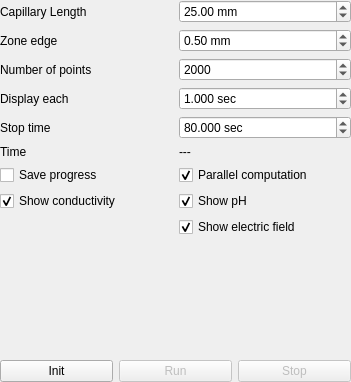
First picture: the form in src/computecontrol.ui, repository hobrasoft/simul6, before the edit.
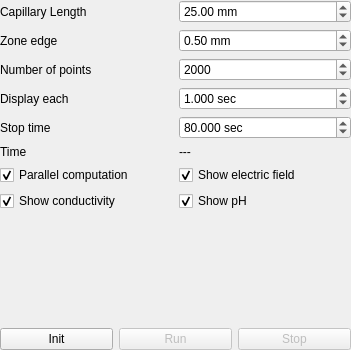
Second picture: the form after the edit.

Commit message: Progress saving implemented to dock window

```diff
--- a/src/computecontrol.ui
+++ b/src/computecontrol.ui
@@ -7,7 +7,7 @@
     <x>0</x>
     <y>0</y>
     <width>351</width>
-    <height>382</height>
+    <height>350</height>
    </rect>
   </property>
   <property name="sizePolicy">
@@ -190,13 +190,6 @@
        </property>
       </widget>
      </item>
-     <item row="6" column="0">
-      <widget class="QCheckBox" name="f_saveprogress">
-       <property name="text">
-        <string>Save progress</string>
-       </property>
-      </widget>
-     </item>
      <item row="1" column="1">
       <widget class="QDoubleSpinBox" name="f_bw">
        <property name="suffix">
@@ -234,7 +227,7 @@
        </property>
       </widget>
      </item>
-     <item row="6" column="1">
+     <item row="6" column="0">
       <widget class="QCheckBox" name="f_parallel">
        <property name="text">
         <string>Parallel computation</string>
@@ -244,7 +237,7 @@
        </property>
       </widget>
      </item>
-     <item row="8" column="1">
+     <item row="6" column="1">
       <widget class="QCheckBox" name="f_show_e">
        <property name="text">
         <string>Show electric field</string>
```
The commit also changes 10 other files.
